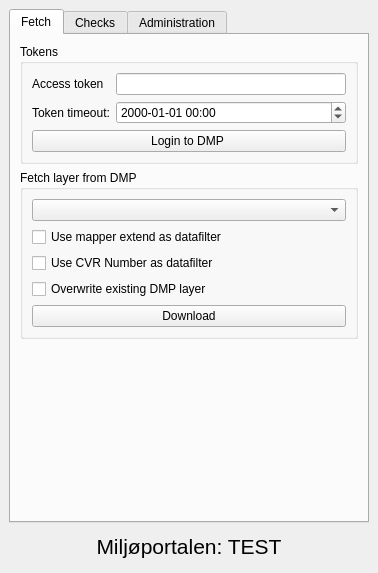
The window that dmp_manager/dmp_manager_dockwidget_base.ui (Septima/QGIS-DMP-Manager-Plugin) describes before a commit, drawn with Qt 5.
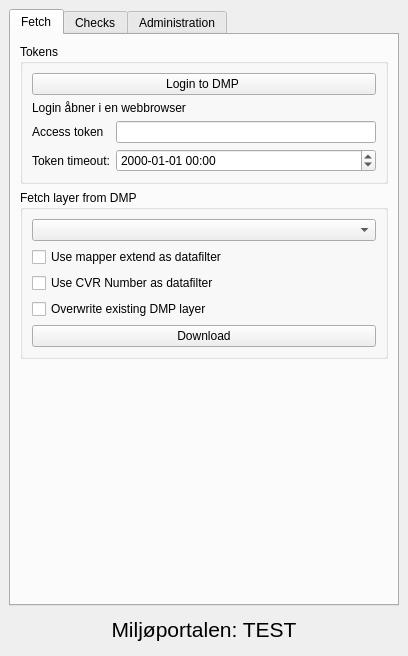
The same window after the commit.

Commit message: New login flow

```diff
--- a/dmp_manager/dmp_manager_dockwidget_base.ui
+++ b/dmp_manager/dmp_manager_dockwidget_base.ui
@@ -6,8 +6,8 @@
    <rect>
     <x>0</x>
     <y>0</y>
-    <width>336</width>
-    <height>534</height>
+    <width>408</width>
+    <height>656</height>
    </rect>
   </property>
   <property name="windowTitle">
@@ -31,6 +31,20 @@
            <string>Tokens </string>
           </property>
           <layout class="QVBoxLayout" name="verticalLayout_4">
+           <item>
+            <widget class="QPushButton" name="pbReqToken">
+             <property name="text">
+              <string>Login to DMP </string>
+             </property>
+            </widget>
+           </item>
+           <item>
+            <widget class="QLabel" name="label_11">
+             <property name="text">
+              <string>Login åbner i en webbrowser</string>
+             </property>
+            </widget>
+           </item>
            <item>
             <layout class="QFormLayout" name="formLayout">
              <item row="0" column="0">
@@ -60,15 +74,7 @@
             </layout>
            </item>
            <item>
-            <layout class="QHBoxLayout" name="horizontalLayout_5">
-             <item>
-              <widget class="QPushButton" name="pbReqToken">
-               <property name="text">
-                <string>Login to DMP </string>
-               </property>
-              </widget>
-             </item>
-            </layout>
+            <layout class="QHBoxLayout" name="horizontalLayout_5"/>
            </item>
           </layout>
          </widget>
```
The commit also changes 3 other files.
